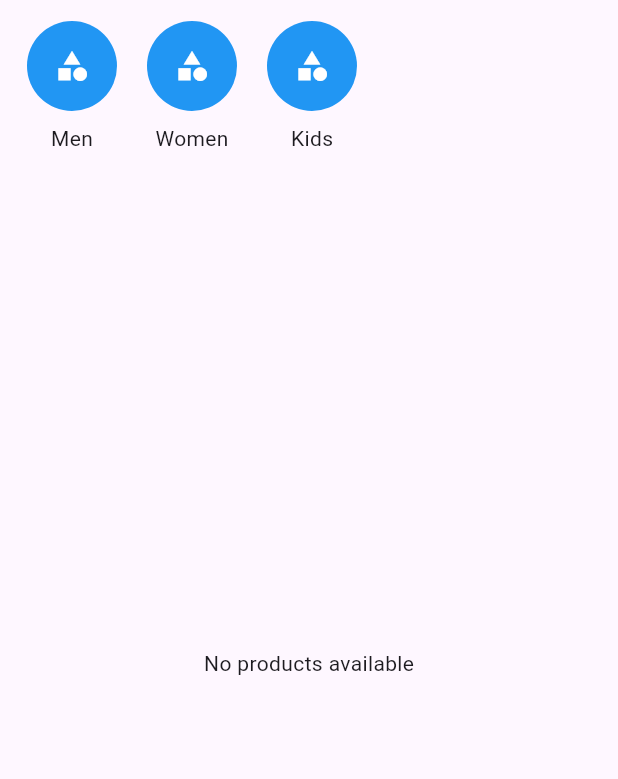
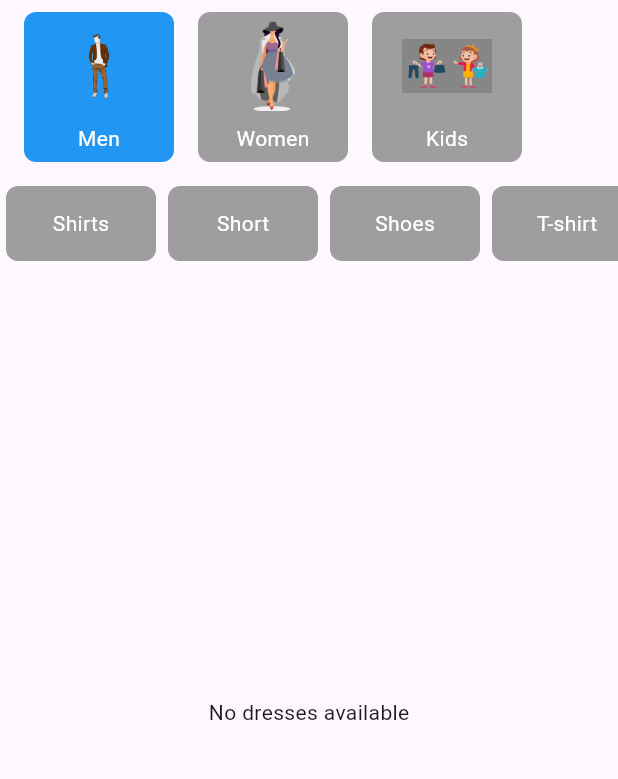
Before and after one commit to neelam1519/myUniv, a Flutter app: the screen it shows once a user with an empty profile is signed in, after a tap on "Shopping", on a phone screen of 412 x 824 dp, the part 84-863 px from its top. Run offline on Flutter 3.47's test engine with Material 3 defaults, Android fonts, the phone set to English and light mode, and no system bars; our stand-ins replace cached_network_image, carousel_slider, cloud_firestore, connectivity_plus, dash_chat_2, dio and 23 more; missing offline and left inert: flutter_pdfview, googleapis, gsheets, in_app_update, qr_code_scanner, razorpay_flutter and 1 more; accounts and stored records are empty; network calls fail; project files that could hold a hidden picture were left out; key blocks and very long unbroken strings in the code were emptied for the run.

Commit message:
dress shop added

```diff
--- a/lib/shopping/dresshome.dart
+++ b/lib/shopping/dresshome.dart
@@ -4,7 +4,7 @@ import 'package:findany_flutter/shopping/cartpage.dart';
 import 'package:firebase_auth/firebase_auth.dart';
 import 'package:flutter/material.dart';
 import 'package:cached_network_image/cached_network_image.dart';
-
+import 'package:shimmer/shimmer.dart';
 import 'dressdetailspage.dart';
 import 'dressuploadpage.dart';
 
@@ -17,16 +17,27 @@ class _DressHomeState extends State<DressHome> {
   bool _isOwner = false;
   FireStoreService fireStoreService = FireStoreService();
   String category = "Men";
-  late Stream<QuerySnapshot> _dressStream;
+  String? selectedSubcategory;
+  List<DocumentSnapshot> products = [];
+  DocumentSnapshot? lastDocument;
+  bool isLoading = false;
+  bool isLoadingMore = false;
+  bool hasMoreProducts = true;
   String _searchQuery = "";
   bool _isSearching = false;
   final TextEditingController _searchController = TextEditingController();
+
+  Map<String, List<String>> subcategories = {
+    'Men': ['Shirts', 'Short', 'Shoes', 'T-shirt'],
+    'Women': ['Dresses', 'Tops', 'Shoes'],
+    'Kids': ['T-Shirts', 'Pants', 'Shoes'],
+  };
 
   @override
   void initState() {
     super.initState();
     _checkIfOwner();
-    _dressStream = _getDressStream();
+    _fetchInitialProducts();
   }
 
   void _checkIfOwner() async {
@@ -39,20 +50,73 @@ class _DressHomeState extends State<DressHome> {
   Future<bool> isUserOwner() async {
     User? user = FirebaseAuth.instance.currentUser;
     if (user != null) {
-      DocumentReference documentReference = FirebaseFirestore.instance.doc("/AdminDetails/DressShop");
-      Map<String, dynamic>? data = await fireStoreService.getDocumentDetails(documentReference);
+      DocumentReference documentReference =
+      FirebaseFirestore.instance.doc("/AdminDetails/DressShop");
+      Map<String, dynamic>? data =
+      await fireStoreService.getDocumentDetails(documentReference);
       Iterable ownerDetails = data!.values;
       return ownerDetails.contains(user.email);
     }
     return false;
   }
 
-  Stream<QuerySnapshot> _getDressStream() {
-    return FirebaseFirestore.instance
-        .collection('/SHOPS/DRESSSHOP/$category')
+  Future<void> _fetchInitialProducts() async {
+    setState(() {
+      isLoading = true;
+    });
+
+    Query query = _buildQuery();
+
+    QuerySnapshot querySnapshot = await query.limit(4).get();
+    setState(() {
+      products = querySnapshot.docs;
+      if (products.isNotEmpty) {
+        lastDocument = products.last;
+      }
+      isLoading = false;
+      hasMoreProducts = querySnapshot.docs.length == 4;
+    });
+  }
+
+  Future<void> _fetchMoreProducts() async {
+    if (isLoadingMore || !hasMoreProducts) return;
+
+    setState(() {
+      isLoadingMore = true;
+    });
+
+    Query query = _buildQuery().startAfterDocument(lastDocument!);
+
+    QuerySnapshot querySnapshot = await query.limit(4).get();
+    setState(() {
+      products.addAll(querySnapshot.docs);
+      if (querySnapshot.docs.isNotEmpty) {
+        lastDocument = querySnapshot.docs.last;
+      }
+      isLoadingMore = false;
+      hasMoreProducts = querySnapshot.docs.length == 4;
+    });
+  }
+
+  Query _buildQuery() {
+    CollectionReference collectionRef = FirebaseFirestore.instance
+        .collection('/SHOPS/DRESSSHOP/$category');
+
+    Query query = collectionRef;
+
+    // Apply subcategory filter if selected
+    if (selectedSubcategory != null) {
+      query = query.where('subCategory', isEqualTo: selectedSubcategory);
+    }
+
+    // Apply search query filter
+    if (_searchQuery.isNotEmpty) {
+      query = query
           .where('name', isGreaterThanOrEqualTo: _searchQuery)
-        .where('name', isLessThan: _searchQuery + 'z')
-        .snapshots();
+          .where('name', isLessThan: _searchQuery + 'z');
+    }
+
+    return query;
   }
 
   Future<void> _deleteProduct(DocumentReference productRef) async {
@@ -74,7 +138,8 @@ class _DressHomeState extends State<DressHome> {
       builder: (BuildContext context) {
         return AlertDialog(
           title: Text("Delete Product"),
-          content: Text("Are you sure you want to delete this product permanently?"),
+          content: Text(
+              "Are you sure you want to delete this product permanently?"),
           actions: [
             TextButton(
               child: Text("Cancel"),
@@ -107,7 +172,7 @@ class _DressHomeState extends State<DressHome> {
           onChanged: (query) {
             setState(() {
               _searchQuery = query;
-              _dressStream = _getDressStream(); // Update the stream when search query changes
+              _fetchInitialProducts(); // Update the products when search query changes
             });
           },
           decoration: InputDecoration(
@@ -125,7 +190,7 @@ class _DressHomeState extends State<DressHome> {
                   _isSearching = false;
                   _searchController.clear();
                   _searchQuery = "";
-                  _dressStream = _getDressStream(); // Reset the stream
+                  _fetchInitialProducts(); // Reset the products
                 });
               },
             )
@@ -171,16 +236,83 @@ class _DressHomeState extends State<DressHome> {
               ),
             ),
           ),
+          if (subcategories.containsKey(category))
+            Padding(
+              padding: const EdgeInsets.symmetric(vertical: 8.0),
+              child: Container(
+                height: 50.0,
+                child: ListView(
+                  scrollDirection: Axis.horizontal,
+                  children: subcategories[category]!.map((subcategory) {
+                    return GestureDetector(
+                      onTap: () {
+                        setState(() {
+                          selectedSubcategory = subcategory;
+                          _fetchInitialProducts(); // Update the products when subcategory changes
+                        });
+                      },
+                      child: Container(
+                        width: 100.0,
+                        margin: EdgeInsets.symmetric(horizontal: 4.0),
+                        decoration: BoxDecoration(
+                          color: selectedSubcategory == subcategory
+                              ? Colors.orange
+                              : Colors.grey,
+                          borderRadius: BorderRadius.circular(8.0),
+                        ),
+                        child: Center(
+                          child: Text(
+                            subcategory,
+                            style: TextStyle(color: Colors.white),
+                          ),
+                        ),
+                      ),
+                    );
+                  }).toList(),
+                ),
+              ),
+            ),
           Expanded(
-            child: StreamBuilder<QuerySnapshot>(
-              stream: _dressStream,
-              builder: (context, snapshot) {
-                if (snapshot.connectionState == ConnectionState.waiting) {
-                  return Center(child: CircularProgressIndicator());
+            child: isLoading
+                ? _buildShimmerLoader()
+                : products.isEmpty
+                ? Center(child: Text('No dresses available'))
+                : NotificationListener<ScrollNotification>(
+              onNotification: (scrollNotification) {
+                if (scrollNotification is ScrollEndNotification &&
+                    scrollNotification.metrics.pixels ==
+                        scrollNotification.metrics.maxScrollExtent) {
+                  _fetchMoreProducts();
                 }
-                if (!snapshot.hasData || snapshot.data!.docs.isEmpty) {
-                  return Center(child: Text('No products available'));
+                return false;
+              },
+              child: GridView.builder(
+                padding: EdgeInsets.all(8.0),
+                gridDelegate: SliverGridDelegateWithFixedCrossAxisCount(
+                  crossAxisCount: 2,
+                  crossAxisSpacing: 8.0,
+                  mainAxisSpacing: 8.0,
+                  childAspectRatio: 2 / 3,
+                ),
+                itemCount: products.length + 1,
+                itemBuilder: (context, index) {
+                  if (index == products.length) {
+                    return isLoadingMore
+                        ? Center(child: CircularProgressIndicator())
+                        : SizedBox(); // Empty space at the bottom if not loading more
                   }
+                  DocumentSnapshot doc = products[index];
+                  return _buildProductItem(doc);
+                },
+              ),
+            ),
+          ),
+        ],
+      ),
+    );
+  }
+
+  Widget _buildShimmerLoader() {
     return GridView.builder(
       padding: EdgeInsets.all(8.0),
       gridDelegate: SliverGridDelegateWithFixedCrossAxisCount(
@@ -189,16 +321,154 @@ class _DressHomeState extends State<DressHome> {
         mainAxisSpacing: 8.0,
         childAspectRatio: 2 / 3,
       ),
-                  itemCount: snapshot.data!.docs.length,
+      itemCount: 4, // Number of shimmer placeholders to display
       itemBuilder: (context, index) {
-                    DocumentSnapshot doc = snapshot.data!.docs[index];
-                    return _buildProductItem(doc);
-                  },
-                );
-              },
+        return Shimmer.fromColors(
+          baseColor: Colors.grey[300]!,
+          highlightColor: Colors.grey[100]!,
+          child: Column(
+            crossAxisAlignment: CrossAxisAlignment.start,
+            children: [
+              Expanded(
+                child: Container(
+                  color: Colors.white,
+                ),
+              ),
+              Padding(
+                padding: const EdgeInsets.all(8.0),
+                child: Container(
+                  color: Colors.white,
+                  height: 16.0,
+                  width: 80.0,
+                ),
+              ),
+              Padding(
+                padding: const EdgeInsets.symmetric(horizontal: 8.0),
+                child: Container(
+                  color: Colors.white,
+                  height: 16.0,
+                  width: 40.0,
                 ),
               ),
             ],
+          ),
+        );
+      },
+    );
+  }
+
+  Widget _buildCategoryItem(String categoryName) {
+    bool isSelected = categoryName == category;
+
+    // Map of category images
+    Map<String, String> categoryImages = {
+      'Men': 'assets/images/mendress.png',
+      'Women': 'assets/images/womendress.png',
+      'Kids': 'assets/images/kidsdress.png',
+    };
+
+    return GestureDetector(
+      onTap: () {
+        setState(() {
+          category = categoryName;
+          selectedSubcategory = null;
+          _fetchInitialProducts(); // Update the products when category changes
+        });
+      },
+      child: Container(
+        width: 100.0,
+        margin: EdgeInsets.symmetric(horizontal: 8.0),
+        decoration: BoxDecoration(
+          color: isSelected ? Colors.blue : Colors.grey,
+          borderRadius: BorderRadius.circular(8.0),
+        ),
+        child: Column(
+          mainAxisAlignment: MainAxisAlignment.center,
+          children: [
+            // Display the category image and fit it to the screen
+            ClipRRect(
+              borderRadius: BorderRadius.circular(8.0), // Match the container's border radius
+              child: Image.asset(
+                categoryImages[categoryName]!,
+                fit: BoxFit.contain, // Ensures the whole image is visible within the container
+                width: 60.0, // Specify width to ensure uniformity
+                height: 60.0, // Specify height to ensure uniformity
+              ),
+            ),
+            SizedBox(height: 8.0),
+            // Display the category name
+            Text(
+              categoryName,
+              style: TextStyle(color: Colors.white),
+            ),
+          ],
+        ),
+      ),
+    );
+  }
+
+
+
+  Widget _buildProductItem(DocumentSnapshot document) {
+    Map<String, dynamic> data = document.data() as Map<String, dynamic>;
+    String name = data['name'] ?? 'No Name';
+    String price = data['price']?.toString() ?? 'No Price';
+    String? mediaUrl = data['media']?[0]; // Get the first image URL
+
+    return GestureDetector(
+      onTap: () {
+        Navigator.push(
+          context,
+          MaterialPageRoute(
+            builder: (context) => ProductDetailPage(documentSnapshot: document),
+          ),
+        );
+      },
+      child: Card(
+        elevation: 4.0,
+        shape: RoundedRectangleBorder(
+          borderRadius: BorderRadius.circular(10.0),
+        ),
+        child: Column(
+          crossAxisAlignment: CrossAxisAlignment.start,
+          children: [
+            Expanded(
+              child: CachedNetworkImage(
+                imageUrl: mediaUrl ?? '',
+                placeholder: (context, url) =>
+                    Center(child: CircularProgressIndicator()),
+                errorWidget: (context, url, error) =>
+                    Center(child: Icon(Icons.error)),
+                fit: BoxFit.cover,
+                width: double.infinity,
+                height: double.infinity,
+              ),
+            ),
+            Padding(
+              padding: const EdgeInsets.all(8.0),
+              child: Text(
+                name,
+                style: TextStyle(
+                  fontWeight: FontWeight.bold,
+                ),
+              ),
+            ),
+            Padding(
+              padding: const EdgeInsets.symmetric(horizontal: 8.0),
+              child: Text('Rs. $price'),
+            ),
+            if (_isOwner)
+              Row(
+                mainAxisAlignment: MainAxisAlignment.end,
+                children: [
+                  IconButton(
+                    icon: Icon(Icons.delete, color: Colors.red),
+                    onPressed: () => _confirmDeleteProduct(document.reference),
+                  ),
+                ],
+              ),
+          ],
+        ),
       ),
     );
   }
@@ -211,96 +481,4 @@ class _DressHomeState extends State<DressHome> {
       ),
     );
   }
-
-  Widget _buildCategoryItem(String title) {
-    return GestureDetector(
-      onTap: () {
-        setState(() {
-          category = title;
-          _dressStream = _getDressStream(); // Update the stream when category changes
-        });
-      },
-      child: Container(
-        width: 80.0,
-        child: Column(
-          mainAxisAlignment: MainAxisAlignment.center,
-          children: [
-            CircleAvatar(
-              radius: 30.0,
-              backgroundColor: Colors.blue,
-              child: Icon(Icons.category, color: Colors.white),
-            ),
-            SizedBox(height: 8.0),
-            Text(title),
-          ],
-        ),
-      ),
-    );
 }
-
-  Widget _buildProductItem(DocumentSnapshot doc) {
-    String imageUrl = (doc['media'] as List).isNotEmpty ? doc['media'][0] : 'https://via.placeholder.com/150';
-    return GestureDetector(
-      onTap: () {
-        Navigator.push(
-          context,
-          MaterialPageRoute(
-            builder: (context) => ProductDetailPage(documentSnapshot: doc),
-          ),
-        );
-      },
-      child: Card(
-        child: Stack(
-          children: [
-            // Product Image
-            CachedNetworkImage(
-              imageUrl: imageUrl,
-              fit: BoxFit.cover,
-              placeholder: (context, url) => Center(
-                child: CircularProgressIndicator(),
-              ),
-              errorWidget: (context, url, error) => Image.asset('assets/images/shop.png', fit: BoxFit.cover),
-              height: 200.0, // Adjust the height as needed
-              width: double.infinity, // Fill the width of the container
-            ),
-            // Delete Button
-            if (_isOwner)
-              Positioned(
-                top: 8.0,
-                right: 8.0,
-                child: IconButton(
-                  icon: Icon(Icons.delete, color: Colors.red, size: 24.0),
-                  onPressed: () {
-                    _confirmDeleteProduct(doc.reference);
-                  },
-                ),
-              ),
-            // Product Details
-            Positioned(
-              bottom: 0,
-              left: 0,
-              right: 0,
-              child: Container(
-                padding: EdgeInsets.all(8.0),
-                color: Colors.white.withOpacity(0.7),
-                child: Column(
-                  crossAxisAlignment: CrossAxisAlignment.start,
-                  children: [
-                    Text(
-                      doc['name'] ?? 'Product Name',
-                      style: TextStyle(fontSize: 16.0, fontWeight: FontWeight.bold),
-                    ),
-                    Text(
-                      '\₹${(doc['price'] ?? 0).toInt()}',
-                      style: TextStyle(color: Colors.green, fontSize: 16.0),
-                    ),
-                  ],
-                ),
-              ),
-            ),
-          ],
-        ),
-      ),
-    );
-  }
-}
--- a/pubspec.yaml
+++ b/pubspec.yaml
@@ -98,3 +98,6 @@ flutter:
     - assets/googleDrive.json
     - assets/images/LeaveForms.png
     - assets/images/shop.png
+    - assets/images/mendress.png
+    - assets/images/kidsdress.png
+    - assets/images/womendress.png
```
Also changed, not shown: assets/images/kidsdress.png (added), assets/images/mendress.png (added), assets/images/womendress.png (added). Lines whose indentation alone changed are shown as unchanged.
